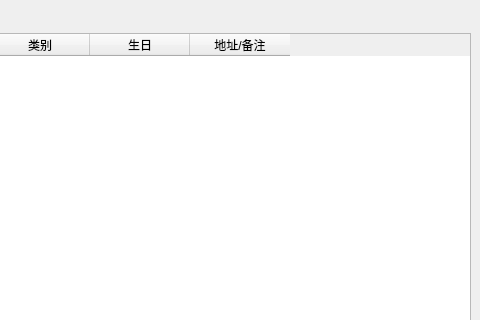
Before: the Qt Designer form address_list/birthreminder.ui in storm-1614/XMUT-programming-practice, drawn with Qt 5; both pictures show x 320 to 800 and y 0 to 320 of the 800 by 600 pixel window.
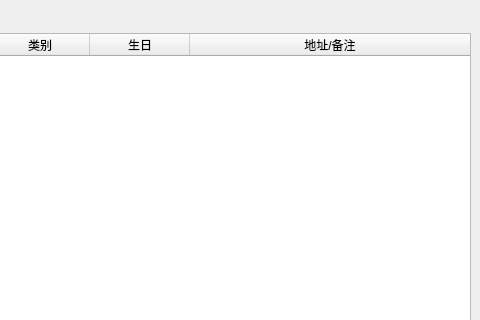
After: the same form once the commit is applied.

Diff of the .ui file:
```diff
--- a/address_list/birthreminder.ui
+++ b/address_list/birthreminder.ui
@@ -27,6 +27,30 @@
     </item>
     <item>
      <widget class="QTableWidget" name="tableContacts">
+      <property name="editTriggers">
+       <set>QAbstractItemView::EditTrigger::NoEditTriggers</set>
+      </property>
+      <property name="alternatingRowColors">
+       <bool>true</bool>
+      </property>
+      <property name="selectionMode">
+       <enum>QAbstractItemView::SelectionMode::SingleSelection</enum>
+      </property>
+      <property name="selectionBehavior">
+       <enum>QAbstractItemView::SelectionBehavior::SelectRows</enum>
+      </property>
+      <property name="sortingEnabled">
+       <bool>true</bool>
+      </property>
+      <property name="columnCount">
+       <number>6</number>
+      </property>
+      <attribute name="horizontalHeaderCascadingSectionResizes">
+       <bool>true</bool>
+      </attribute>
+      <attribute name="horizontalHeaderStretchLastSection">
+       <bool>true</bool>
+      </attribute>
       <column>
        <property name="text">
         <string>编号</string>
```
